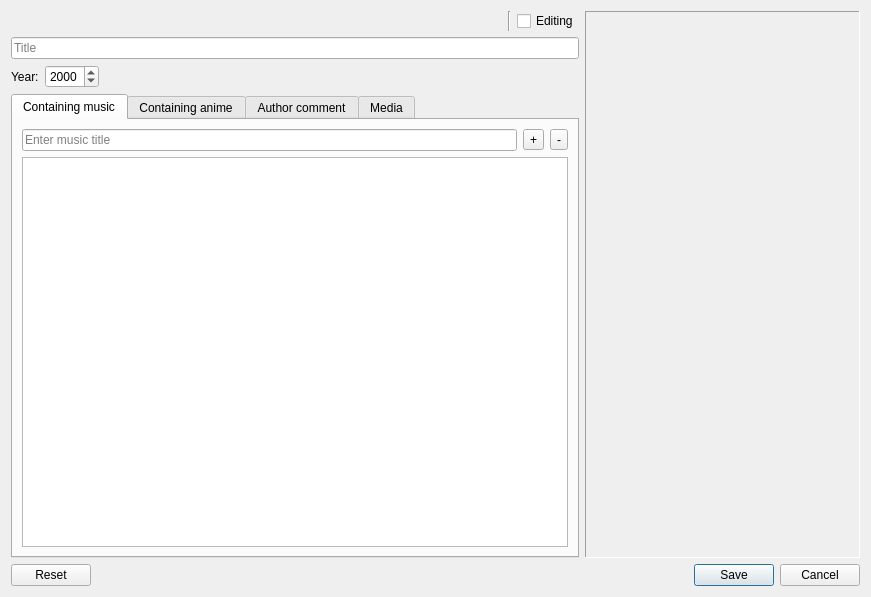
Qt form dialogaddamv.ui (LibertaSoft/DatabaseAnime) before a commit.
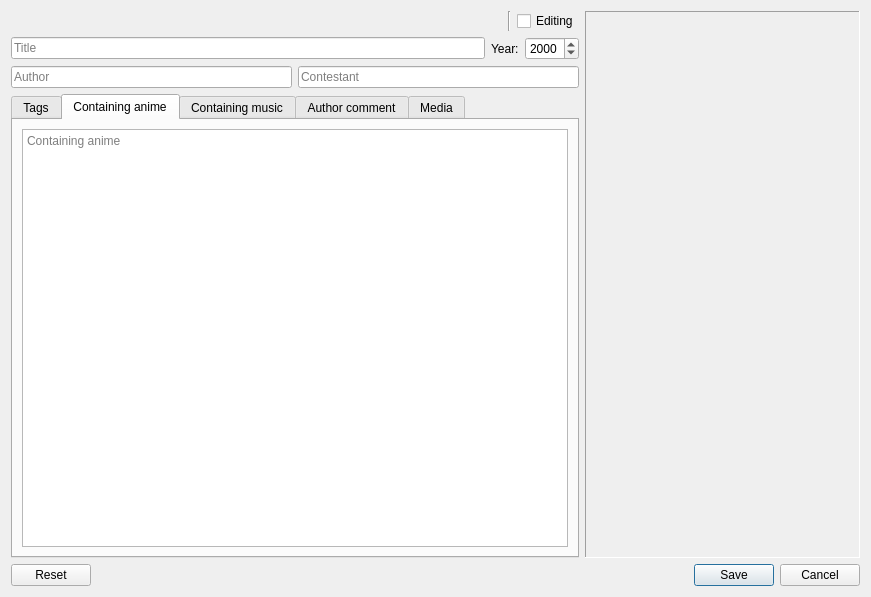
The same form after that commit. Icons and pictures are not drawn. Custom widgets are drawn as their Qt base class.

The edit to the form file:
```diff
--- a/dialogaddamv.ui
+++ b/dialogaddamv.ui
@@ -56,6 +56,11 @@
         </layout>
        </item>
        <item>
+        <layout class="QHBoxLayout" name="HLay_Title">
+         <property name="topMargin">
+          <number>0</number>
+         </property>
+         <item>
         <widget class="QLineEdit" name="LineEdit_Title">
          <property name="maxLength">
           <number>128</number>
@@ -66,25 +71,6 @@
         </widget>
        </item>
        <item>
-        <layout class="QVBoxLayout" name="VLay_OrigTitle">
-         <property name="topMargin">
-          <number>0</number>
-         </property>
-        </layout>
-       </item>
-       <item>
-        <layout class="QHBoxLayout" name="HLay_DirectorAndSound">
-         <property name="topMargin">
-          <number>0</number>
-         </property>
-        </layout>
-       </item>
-       <item>
-        <layout class="QHBoxLayout" name="horizontalLayout_2">
-         <property name="topMargin">
-          <number>0</number>
-         </property>
-         <item>
           <widget class="QLabel" name="Lbl_Year">
            <property name="text">
             <string>Year:</string>
@@ -104,41 +90,53 @@
            </property>
           </widget>
          </item>
+        </layout>
+       </item>
          <item>
-          <spacer name="HSpacer_1">
-           <property name="orientation">
-            <enum>Qt::Horizontal</enum>
-           </property>
-           <property name="sizeType">
-            <enum>QSizePolicy::Expanding</enum>
+        <layout class="QHBoxLayout" name="HLay_AuthorAndConcurs">
+         <property name="topMargin">
+          <number>0</number>
+         </property>
+         <item>
+          <widget class="QLineEdit" name="LineEdit_Author">
+           <property name="placeholderText">
+            <string>Author</string>
            </property>
-           <property name="sizeHint" stdset="0">
-            <size>
-             <width>40</width>
-             <height>20</height>
-            </size>
+          </widget>
+         </item>
+         <item>
+          <widget class="QLineEdit" name="LineEdit_Contestant">
+           <property name="placeholderText">
+            <string>Сontestant</string>
            </property>
-          </spacer>
+          </widget>
          </item>
         </layout>
        </item>
        <item>
         <widget class="QTabWidget" name="TabWidget_Info">
+         <property name="enabled">
+          <bool>true</bool>
+         </property>
          <property name="currentIndex">
-          <number>0</number>
+          <number>1</number>
          </property>
-         <widget class="QWidget" name="tab_4">
+         <property name="usesScrollButtons">
+          <bool>true</bool>
+         </property>
+         <property name="documentMode">
+          <bool>false</bool>
+         </property>
+         <property name="tabsClosable">
+          <bool>false</bool>
+         </property>
+         <widget class="QWidget" name="tab_tags">
           <attribute name="title">
-           <string>Containing music</string>
+           <string>Tags</string>
           </attribute>
           <layout class="QVBoxLayout" name="verticalLayout_5">
            <item>
-            <layout class="QHBoxLayout" name="horizontalLayout_4">
-             <property name="topMargin">
-              <number>0</number>
-             </property>
-             <item>
-              <widget class="QLineEdit" name="LineEdit_Tags_2">
+            <widget class="QLineEdit" name="LineEdit_Tags">
                <property name="toolTip">
                 <string>Separator: comma</string>
                </property>
@@ -154,36 +152,9 @@
               </widget>
              </item>
              <item>
-              <widget class="QToolButton" name="toolButton_4">
-               <property name="toolTip">
-                <string>Add in the list</string>
-               </property>
-               <property name="text">
-                <string>+</string>
-               </property>
-              </widget>
-             </item>
-             <item>
-              <widget class="QToolButton" name="toolButton_5">
-               <property name="toolTip">
-                <string>Delete selected</string>
-               </property>
-               <property name="text">
-                <string>-</string>
-               </property>
-              </widget>
-             </item>
-            </layout>
-           </item>
-           <item>
-            <widget class="QListView" name="listView"/>
-           </item>
-          </layout>
-          <zorder>LineEdit_Tags_2</zorder>
-          <zorder>toolButton_4</zorder>
-          <zorder>toolButton_5</zorder>
-          <zorder></zorder>
-          <zorder>listView</zorder>
+            <widget class="QListView" name="LView_Tags"/>
+           </item>
+          </layout>
          </widget>
          <widget class="QWidget" name="tab">
           <attribute name="title">
@@ -199,6 +170,20 @@
            </item>
           </layout>
          </widget>
+         <widget class="QWidget" name="tab_5">
+          <attribute name="title">
+           <string>Containing music</string>
+          </attribute>
+          <layout class="QVBoxLayout" name="verticalLayout_6">
+           <item>
+            <widget class="QPlainTextEdit" name="plainTextEdit_ContMusic">
+             <property name="placeholderText">
+              <string>Containing music</string>
+             </property>
+            </widget>
+           </item>
+          </layout>
+         </widget>
          <widget class="QWidget" name="tab_2">
           <attribute name="title">
            <string>Author comment</string>
```
Left out of the diff: 12 changed lines with no effect on the pictures. Lines whose indentation alone changed are shown as unchanged.
